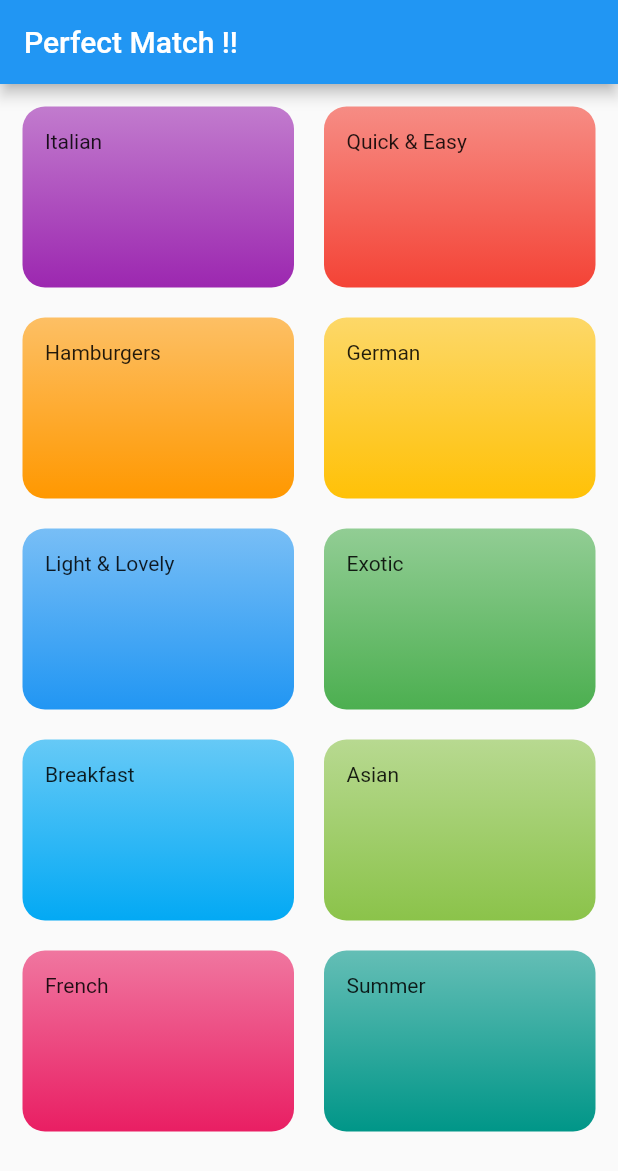
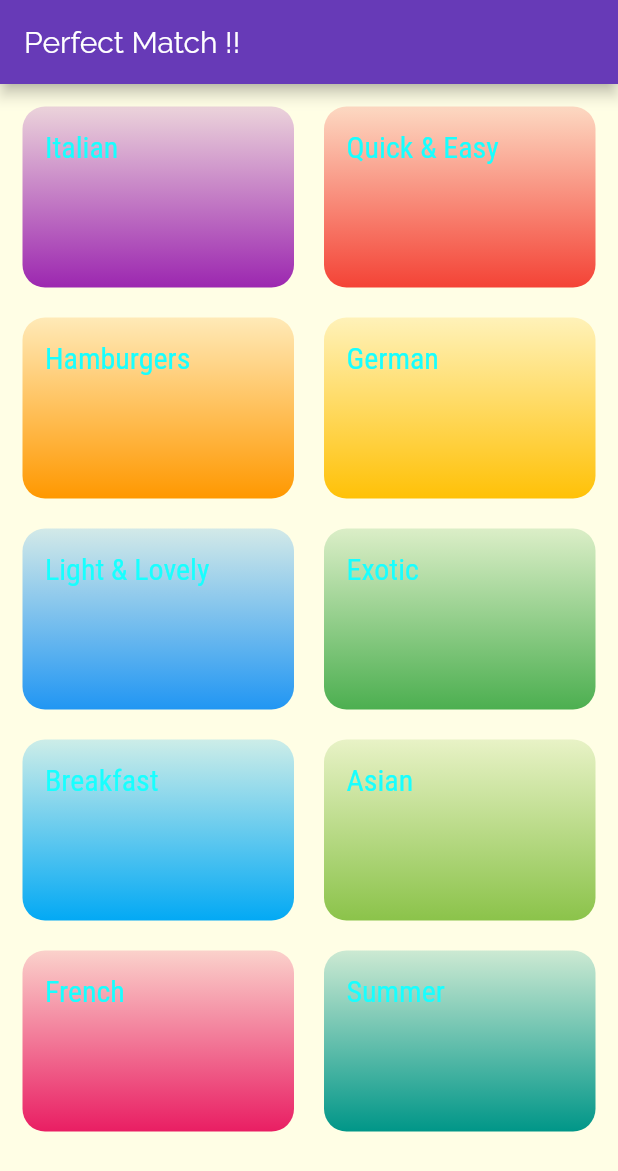
Before and after one commit to am-aakash/Perfect-match---First-attempt, a Flutter app: the screen it shows after launch, on a phone screen of 412 x 824 dp. Shown: the top 1171 px of the screen. Run offline on Flutter 3.47's test engine with Material 2 defaults, Android fonts, the phone set to English and light mode, and no system bars.

Commit message:
fonts added

```diff
--- a/lib/category_item.dart
+++ b/lib/category_item.dart
@@ -1,5 +1,3 @@
-import 'dart:ffi';
-
 import 'package:flutter/material.dart';
 
 class CategoryItem extends StatelessWidget {
@@ -11,11 +9,14 @@ class CategoryItem extends StatelessWidget {
   Widget build(BuildContext context) {
     return Container(
       padding: const EdgeInsets.all(15),
-      child: Text(title),
+      child: Text(
+        title,
+        style: Theme.of(context).textTheme.headline6,
+      ),
       decoration: BoxDecoration(
         gradient: LinearGradient(
           colors: [
-            color.withOpacity(0.6),
+            color.withOpacity(0.2),
             color,
           ],
           begin: Alignment.topCenter,
--- a/lib/main.dart
+++ b/lib/main.dart
@@ -10,7 +10,24 @@ class MyApp extends StatelessWidget {
     return MaterialApp(
       title: 'Perfect Match !!',
       theme: ThemeData(
-        primarySwatch: Colors.blue,
+        primarySwatch: Colors.deepPurple,
+        accentColor: Colors.amber,
+        canvasColor: Color.fromRGBO(255, 254, 229, 500),
+        fontFamily: 'Raleway',
+        textTheme: ThemeData.light().textTheme.copyWith(
+              bodyText2: TextStyle(
+                color: Colors.black,
+              ),
+              bodyText1: TextStyle(
+                color: Colors.cyanAccent,
+              ),
+              headline6: TextStyle(
+                color: Colors.cyanAccent,
+                fontSize: 20,
+                //fontWeight: FontWeight.bold,
+                fontFamily: 'RobotoCondensed',
+              ),
+            ),
       ),
       home: CategoriesScreen(),
     );
```
Also changed, not shown: pubspec.yaml (+17 -0 lines).
